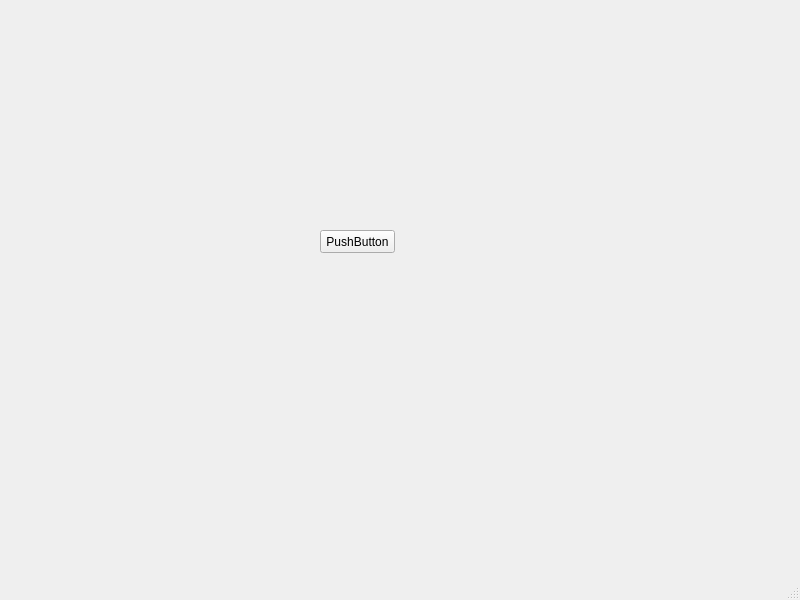
First picture: the form in mainwindow.ui, repository revolt268/QtCurvesCPP, before the edit.
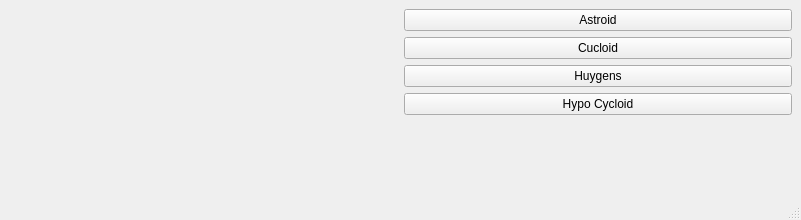
Second picture: the form after the edit. Custom widgets are drawn as their Qt base class.

The edit to the form file:
```diff
--- a/mainwindow.ui
+++ b/mainwindow.ui
@@ -6,30 +6,79 @@
    <rect>
     <x>0</x>
     <y>0</y>
-    <width>800</width>
-    <height>600</height>
+    <width>801</width>
+    <height>220</height>
    </rect>
   </property>
   <property name="windowTitle">
    <string>MainWindow</string>
   </property>
   <widget class="QWidget" name="centralwidget">
-   <widget class="QPushButton" name="pushButton">
-    <property name="geometry">
-     <rect>
-      <x>320</x>
-      <y>230</y>
-      <width>75</width>
-      <height>23</height>
-     </rect>
-    </property>
-    <property name="text">
-     <string>PushButton</string>
-    </property>
-   </widget>
+   <layout class="QGridLayout" name="gridLayout_2">
+    <item row="0" column="0">
+     <layout class="QGridLayout" name="gridLayout">
+      <item row="0" column="0">
+       <widget class="RenderArea" name="renderArea" native="true"/>
+      </item>
+      <item row="0" column="1">
+       <layout class="QVBoxLayout" name="verticalLayout">
+        <item>
+         <widget class="QPushButton" name="btnAstroid">
+          <property name="text">
+           <string>Astroid</string>
+          </property>
+         </widget>
+        </item>
+        <item>
+         <widget class="QPushButton" name="btnCycloid">
+          <property name="text">
+           <string>Cucloid</string>
+          </property>
+         </widget>
+        </item>
+        <item>
+         <widget class="QPushButton" name="brnHuygensCycloid">
+          <property name="text">
+           <string>Huygens</string>
+          </property>
+         </widget>
+        </item>
+        <item>
+         <widget class="QPushButton" name="btnHypoCycloid">
+          <property name="text">
+           <string>Hypo Cycloid</string>
+          </property>
+         </widget>
+        </item>
+        <item>
+         <spacer name="verticalSpacer">
+          <property name="orientation">
+           <enum>Qt::Vertical</enum>
+          </property>
+          <property name="sizeHint" stdset="0">
+           <size>
+            <width>20</width>
+            <height>40</height>
+           </size>
+          </property>
+         </spacer>
+        </item>
+       </layout>
+      </item>
+     </layout>
+    </item>
+   </layout>
   </widget>
   <widget class="QStatusBar" name="statusbar"/>
  </widget>
+ <customwidgets>
+  <customwidget>
+   <class>RenderArea</class>
+   <extends>QWidget</extends>
+   <header>renderarea.h</header>
+   <container>1</container>
+  </customwidget>
+ </customwidgets>
  <resources/>
  <connections/>
 </ui>
```
